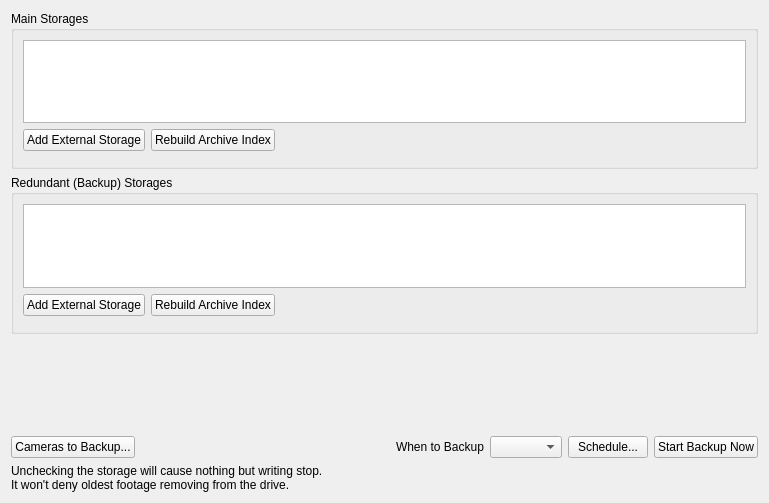
Above: client/src/ui/widgets/properties/storage_config_widget.ui from networkoptix/nx_open before the change. Below: the same form after it.
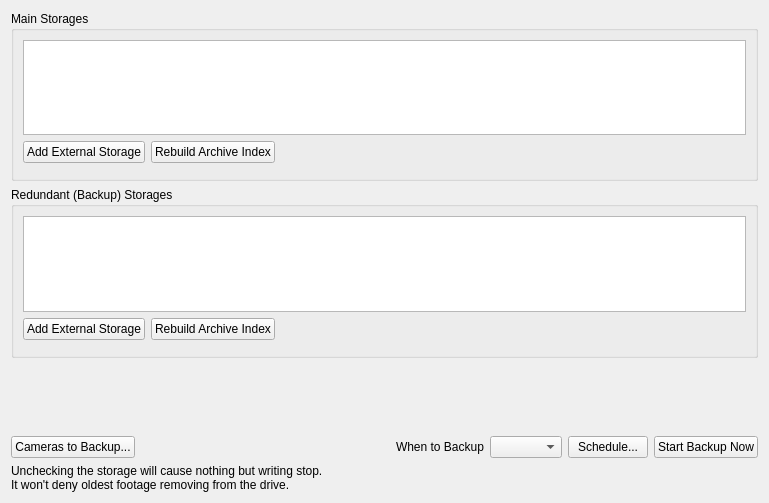
That is the form after the change. Custom widgets are drawn as their Qt base class.

```diff
--- a/client/src/ui/widgets/properties/storage_config_widget.ui
+++ b/client/src/ui/widgets/properties/storage_config_widget.ui
@@ -209,13 +209,10 @@
      <property name="orientation">
       <enum>Qt::Vertical</enum>
      </property>
-     <property name="sizeType">
-      <enum>QSizePolicy::Fixed</enum>
-     </property>
      <property name="sizeHint" stdset="0">
       <size>
        <width>20</width>
-       <height>24</height>
+       <height>40</height>
       </size>
      </property>
     </spacer>
```
